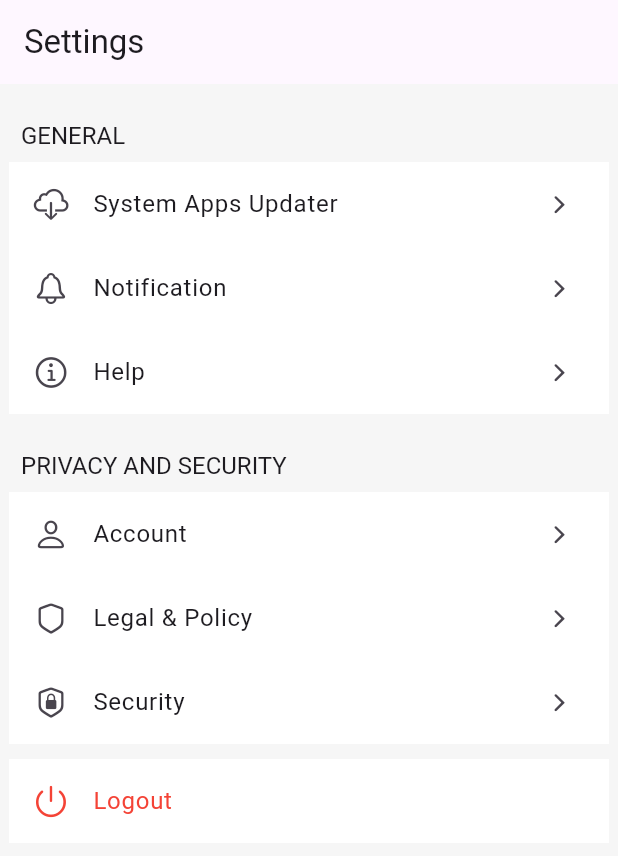
After one commit to fadhillaR/app_kosmetik, a Flutter app: the PageSetting screen opened directly, on a phone screen of 412 x 824 dp. The commit adds this screen. Shown: the top 856 px of the screen. Run offline on Flutter 3.47's test engine with Material 3 defaults, Android fonts, the light colour scheme and no system bars; our stand-ins replace shared_preferences; accounts and stored records are empty; network calls fail.

Commit message:
implementasi api regis login, dan tampilan setting

```diff
--- a/lib/PageVerif.dart
+++ b/lib/PageVerif.dart
@@ -124,7 +124,7 @@ class _PageVerifState extends State<PageVerif> {
                           Navigator.push(
                               context,
                               MaterialPageRoute(
-                                  builder: (context) => BottomNavigationPage()));
+                                  builder: (context) => PageLogin()));
                         },
                         style: ElevatedButton.styleFrom(
                           padding: EdgeInsets.symmetric(horizontal: 20),
--- a/lib/main.dart
+++ b/lib/main.dart
@@ -34,8 +34,8 @@ class MyApp extends StatelessWidget {
         colorScheme: ColorScheme.fromSeed(seedColor: Colors.deepPurple),
         useMaterial3: true,
       ),
-      // home: BoardPage(),
-      home: PageLogin(),
+      home: BoardPage(),
+      // home: PageLogin(),
       debugShowCheckedModeBanner: false,
     );
   }
--- /dev/null
+++ b/lib/navigation/PageSetting.dart
@@ -0,0 +1,189 @@
+import 'package:app_kosmetik/PageLogin.dart';
+import 'package:app_kosmetik/PageProfil.dart';
+import 'package:flutter/cupertino.dart';
+import 'package:flutter/material.dart';
+import 'package:shared_preferences/shared_preferences.dart';
+
+class PageSetting extends StatelessWidget {
+  const PageSetting({Key? key}) : super(key: key);
+
+  Future<bool> _checkLoginStatus() async {
+    SharedPreferences prefs = await SharedPreferences.getInstance();
+    bool? isLoggedIn = prefs.getBool('isLoggedIn');
+    return isLoggedIn ?? false;
+  }
+
+  Future<void> _logout(BuildContext context) async {
+    SharedPreferences prefs = await SharedPreferences.getInstance();
+    await prefs.remove('isLoggedIn');
+    await prefs.clear();
+
+    Navigator.pushAndRemoveUntil(
+      context,
+      MaterialPageRoute(builder: (context) => PageLogin()),
+      (Route<dynamic> route) => false,
+    );
+  }
+
+  @override
+  Widget build(BuildContext context) {
+    return Scaffold(
+      appBar: AppBar(
+        title: const Text("Settings"),
+        automaticallyImplyLeading: false,
+      ),
+      backgroundColor: const Color(0xfff6f6f6),
+      body: Center(
+        child: Container(
+          constraints: const BoxConstraints(maxWidth: 400),
+          child: ListView(
+            children: [
+              _SingleSection(
+                title: "General",
+                children: [
+                  const _CustomListTile(
+                      title: "System Apps Updater",
+                      icon: CupertinoIcons.cloud_download),
+                  // const _CustomListTile(
+                  //     title: "Language", icon: CupertinoIcons.globe),
+                  // const _CustomListTile(
+                  //     title: "Themes", icon: CupertinoIcons.paintbrush),
+                  const _CustomListTile(
+                      title: "Notification", icon: CupertinoIcons.bell),
+                  const _CustomListTile(
+                      title: "Help", icon: CupertinoIcons.info_circle),
+                ],
+              ),
+              _SingleSection(
+                title: "Privacy and Security",
+                children: [
+                  _CustomListTile(
+                    title: "Account",
+                    icon: CupertinoIcons.person,
+                    onTap: () {
+                      Navigator.push(
+                        context,
+                        MaterialPageRoute(
+                          builder: (context) => const PageProfil(),
+                        ),
+                      );
+                    },
+                  ),
+                  const _CustomListTile(
+                      title: "Legal & Policy", icon: CupertinoIcons.shield),
+                  const _CustomListTile(
+                      title: "Security", icon: CupertinoIcons.lock_shield),
+                ],
+              ),
+              Padding(
+                padding: const EdgeInsets.fromLTRB(0, 10, 0, 0),
+                child: Container(
+                  width: double.infinity,
+                  color: Colors.white,
+                  child: ListTile(
+                    title: const Text(
+                      "Logout",
+                      style: TextStyle(color: Colors.red),
+                    ),
+                    leading: const Icon(
+                      CupertinoIcons.power,
+                      color: Colors.red,
+                    ),
+                    onTap: () async{
+
+                      showDialog(
+                        context: context,
+                        builder: (BuildContext context) {
+                          return AlertDialog(
+                            title: const Text("Logout"),
+                            content:
+                                const Text("Are you sure you want to logout?"),
+                            actions: [
+                              TextButton(
+                                child: const Text("Cancel"),
+                                onPressed: () {
+                                  Navigator.of(context).pop();
+                                },
+                              ),
+                              TextButton(
+                                child: const Text("Logout"),
+                                onPressed: () async{
+                                  await _logout(context);
+                                },
+                              ),
+                            ],
+                          );
+                        },
+                      );
+                    },
+                  ),
+                ),
+              ),
+            ],
+          ),
+        ),
+      ),
+    );
+  }
+}
+
+class _CustomListTile extends StatelessWidget {
+  final String title;
+  final IconData icon;
+  final Widget? trailing;
+  final VoidCallback? onTap;
+
+  const _CustomListTile(
+      {Key? key,
+      required this.title,
+      required this.icon,
+      this.trailing,
+      this.onTap})
+      : super(key: key);
+
+  @override
+  Widget build(BuildContext context) {
+    return ListTile(
+      title: Text(title),
+      leading: Icon(icon),
+      trailing: trailing ?? const Icon(CupertinoIcons.forward, size: 18),
+      onTap: onTap,
+    );
+  }
+}
+
+class _SingleSection extends StatelessWidget {
+  final String title;
+  final List<Widget> children;
+  const _SingleSection({
+    Key? key,
+    required this.title,
+    required this.children,
+  }) : super(key: key);
+
+  @override
+  Widget build(BuildContext context) {
+    return Column(
+      mainAxisAlignment: MainAxisAlignment.start,
+      crossAxisAlignment: CrossAxisAlignment.start,
+      children: [
+        const SizedBox(height: 16),
+        Padding(
+          padding: const EdgeInsets.all(8.0),
+          child: Text(
+            title.toUpperCase(),
+            style:
+                Theme.of(context).textTheme.headline6?.copyWith(fontSize: 16),
+          ),
+        ),
+        Container(
+          width: double.infinity,
+          color: Colors.white,
+          child: Column(
+            children: children,
+          ),
+        ),
+      ],
+    );
+  }
+}
```
Also changed, not shown: lib/PageLogin.dart (+45 -27 lines), lib/PageNavigation.dart (+6 -5 lines), lib/PageProfil.dart (renamed from lib/navigation/PageProfil.dart, +8 -1 lines), lib/PageRegister.dart (+123 -107 lines).
